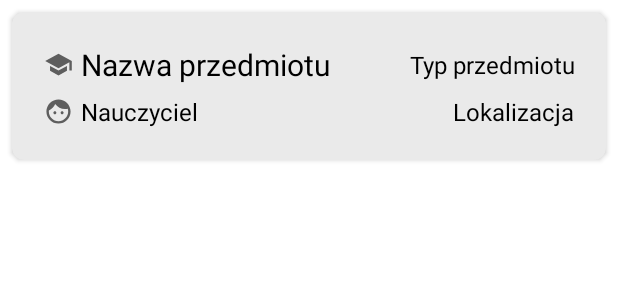
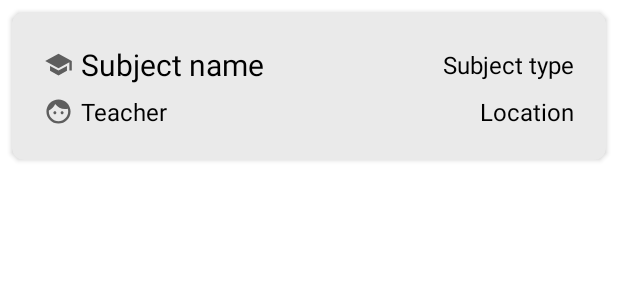
Before and after one commit to MaciejPrzyborowski/LifePlanner, an Android app: the layout cardview_subject.xml on its own in the app's theme, with its tools: preview values and no code run, on a phone screen of 412 x 824 dp. Shown: the top 300 px of the screen. Run offline under Robolectric (Android 15) with nearby library versions, the phone set to English and light mode, and no system bars; Roboto replaces fonts that are not available here.

Commit message:
Wersja 0.4

```diff
--- a/app/src/main/res/layout/cardview_subject.xml
+++ b/app/src/main/res/layout/cardview_subject.xml
@@ -15,7 +15,8 @@
     <TextView
         android:id="@+id/subjectID_Card"
         android:layout_width="wrap_content"
-        android:layout_height="wrap_content" />
+        android:layout_height="wrap_content"
+        android:visibility="gone" />
 
     <LinearLayout
         android:layout_width="match_parent"
@@ -30,6 +31,7 @@
             android:layout_height="19dp"
             android:layout_gravity="center"
             android:layout_marginEnd="5dp"
+            android:contentDescription="@string/icon_contentDescription"
             card_view:srcCompat="@drawable/ic_baseline_school_24" />
 
         <TextView
@@ -37,7 +39,7 @@
             android:layout_width="wrap_content"
             android:layout_height="wrap_content"
             android:fontFamily="@font/roboto_bold"
-            android:text="Nazwa przedmiotu"
+            android:text="@string/cardview_subjectname"
             android:textColor="#000000"
             android:textSize="20sp" />
 
@@ -47,7 +49,7 @@
             android:layout_height="match_parent"
             android:fontFamily="@font/roboto"
             android:gravity="end|center_vertical"
-            android:text="Typ przedmiotu"
+            android:text="@string/cardview_subjectType"
             android:textColor="#000000"
             android:textSize="16sp" />
 
@@ -66,14 +68,15 @@
             android:layout_width="19dp"
             android:layout_height="19dp"
             android:layout_gravity="center"
-            android:layout_marginRight="5dp"
+            android:layout_marginEnd="5dp"
+            android:contentDescription="@string/icon_contentDescription"
             card_view:srcCompat="@drawable/ic_baseline_face_24" />
 
         <TextView
             android:id="@+id/subjectTeacher_Card"
             android:layout_width="wrap_content"
             android:layout_height="wrap_content"
-            android:text="Nauczyciel"
+            android:text="@string/cardview_subjectTeacher"
             android:textColor="#000000"
             android:textSize="16sp" />
 
@@ -82,7 +85,7 @@
             android:layout_width="match_parent"
             android:layout_height="wrap_content"
             android:gravity="end|center_vertical"
-            android:text="Lokalizacja"
+            android:text="@string/cardview_subjectLocation"
             android:textColor="#000000"
             android:textSize="16sp" />
 
--- a/app/src/main/res/layout/fragment_subjects.xml
+++ b/app/src/main/res/layout/fragment_subjects.xml
@@ -18,6 +18,7 @@
         android:layout_marginEnd="16dp"
         android:layout_marginBottom="16dp"
         android:backgroundTint="@color/black"
+        android:contentDescription="@string/icon_contentDescription"
         android:src="@drawable/ic_baseline_add_24"
         app:layout_constraintBottom_toBottomOf="parent"
         app:layout_constraintEnd_toEndOf="parent"
--- a/app/src/main/res/values/strings.xml
+++ b/app/src/main/res/values/strings.xml
@@ -22,4 +22,9 @@
     <string name="removeSubjectButton_editText">RemoveSubject</string>
     <string name="subjectEdited_toast">Subject has been edited</string>
     <string name="subjectRemoved_toast">Subject has been removed</string>
+    <string name="icon_contentDescription">Icon</string>
+    <string name="cardview_subjectname">Subject name</string>
+    <string name="cardview_subjectType">Subject type</string>
+    <string name="cardview_subjectTeacher">Teacher</string>
+    <string name="cardview_subjectLocation">Location</string>
 </resources>
```
Also changed, not shown: app/src/main/java/com/example/schoolplanner/ui/subjects/AddSubject.kt (+13 -14 lines), app/src/main/java/com/example/schoolplanner/ui/subjects/AddSubjectRecyclerAdapter.kt (+49 -24 lines), app/src/main/java/com/example/schoolplanner/ui/subjects/SubjectDBHelper.kt (renamed from app/src/main/java/com/example/schoolplanner/ui/subjects/DBHelper.kt, +11 -11 lines), app/src/main/java/com/example/schoolplanner/ui/subjects/SubjectsFragment.kt (+4 -9 lines), 1 other file.
